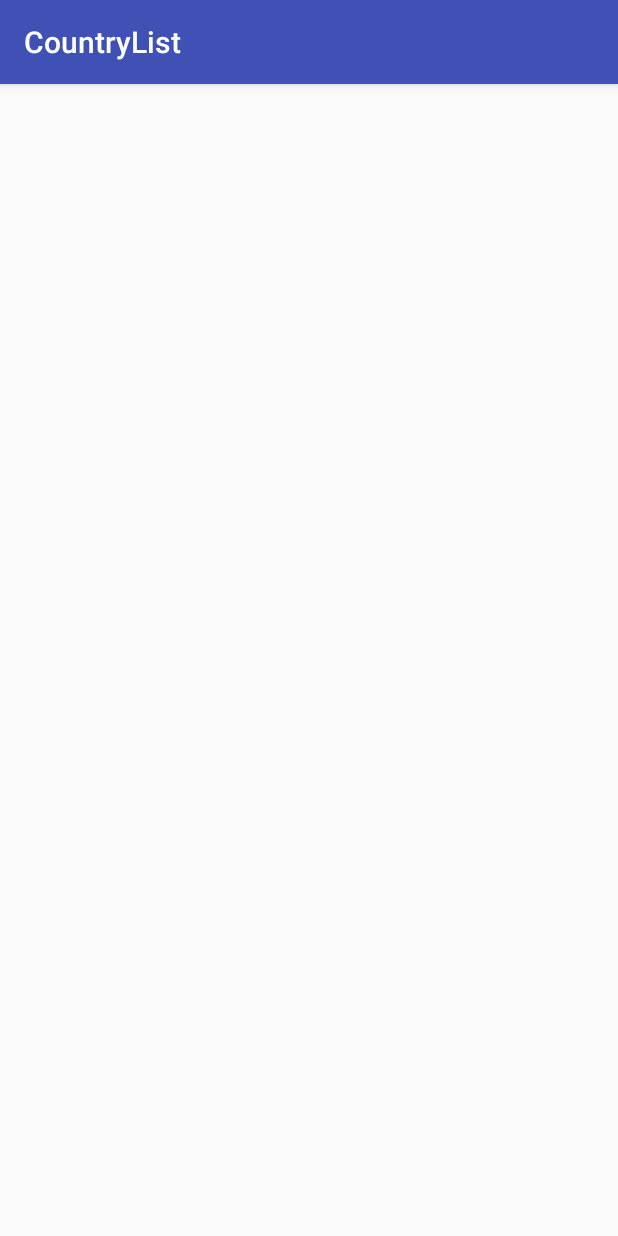
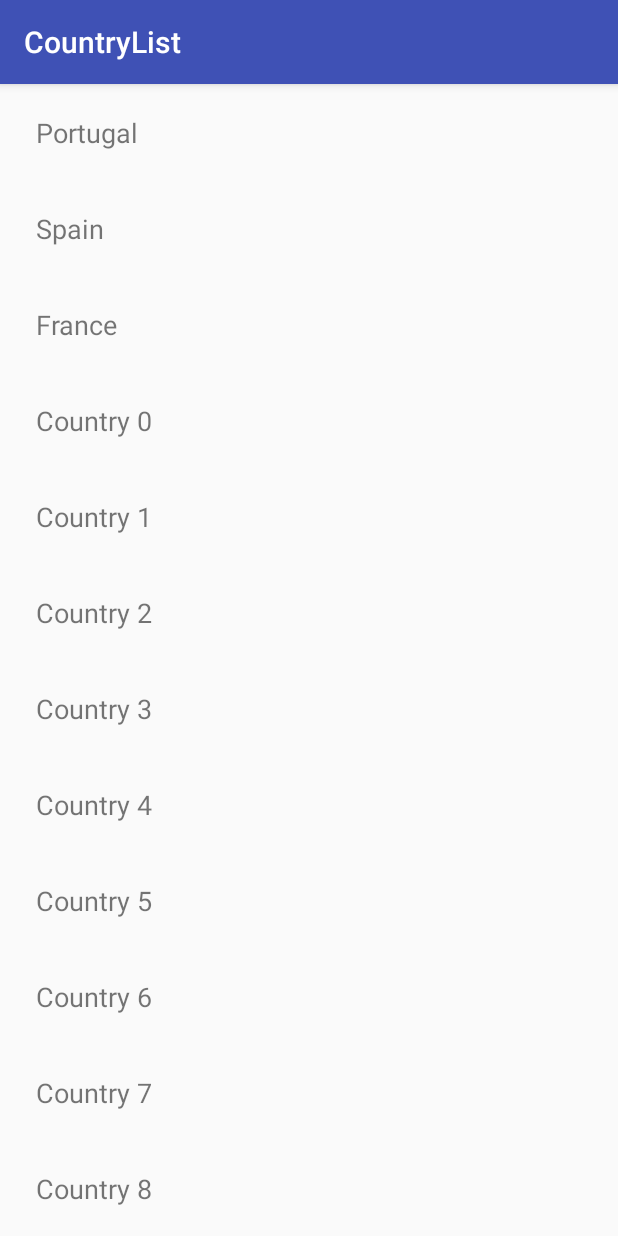
Before and after one commit to Wilhelman/CountryList, an Android app: the screen it shows after launch (CountryListActivity), on a phone screen of 412 x 824 dp. Run offline under Robolectric (Android 15) with nearby library versions, the phone set to English and light mode, and no system bars.

Commit message:
Added a list of countries

```diff
--- a/app/src/main/java/com/example/guillermogs2/countrylist/CountryListActivity.java
+++ b/app/src/main/java/com/example/guillermogs2/countrylist/CountryListActivity.java
@@ -2,12 +2,36 @@ package com.example.guillermogs2.countrylist;
 
 import android.support.v7.app.AppCompatActivity;
 import android.os.Bundle;
+import android.support.v7.widget.LinearLayoutManager;
+import android.support.v7.widget.RecyclerView;
+
+import java.util.ArrayList;
+import java.util.List;
 
 public class CountryListActivity extends AppCompatActivity {
+
+    private RecyclerView country_list_view;
+    private List<String> countries;
+    private CountryListAdapter adapter;
 
     @Override
     protected void onCreate(Bundle savedInstanceState) {
         super.onCreate(savedInstanceState);
         setContentView(R.layout.activity_country_list);
+
+        countries = new ArrayList<>();
+        countries.add("Portugal");
+        countries.add("Spain");
+        countries.add("France");
+        for (int i = 0; i<200; i++){
+            countries.add("Country " + i);
+        }
+
+        country_list_view = findViewById(R.id.country_list_view);
+        country_list_view.setLayoutManager(new LinearLayoutManager(this));
+
+        adapter = new CountryListAdapter(this,countries);
+
+        country_list_view.setAdapter(adapter);
     }
 }
```
